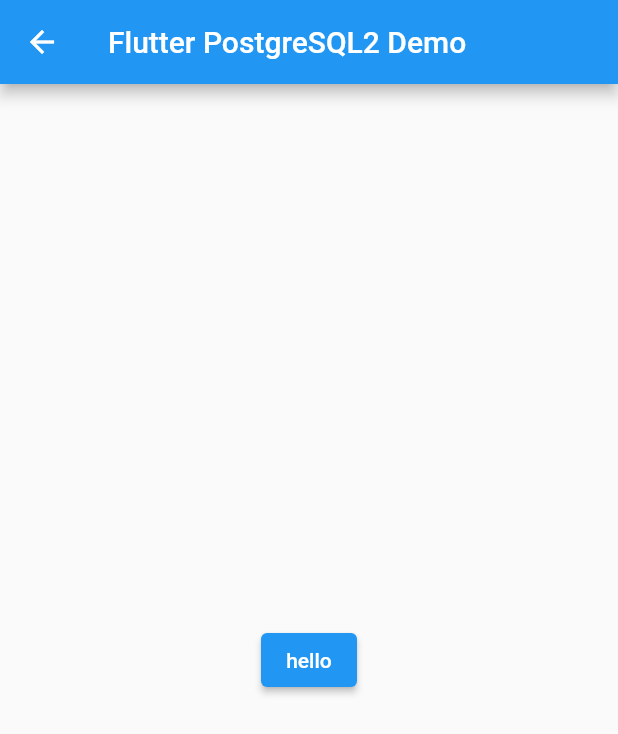
After one commit to jschan0911/sensorUsingFlutter, a Flutter app: the screen it shows after launch, after a tap on "Postgres", on a phone screen of 412 x 824 dp. The commit adds this screen. Shown: the top 734 px of the screen. Run offline on Flutter 3.47's test engine with Material 2 defaults, Android fonts, the phone set to English and light mode, and no system bars; our stand-ins replace sensors; missing offline and left inert: postgres, postgresql2, qr_code_scanner.

Commit message:
feat: postgre 데이터베이스 접근 기능 추가 (실제 구동 확인)

```diff
--- a/lib/getAllSensor.dart
+++ b/lib/getAllSensor.dart
@@ -5,6 +5,7 @@
 import 'package:sensors_example/mapPage.dart';
 import 'package:sensors_example/pointMapPage.dart';
 import 'package:sensors_example/postgreTest.dart';
+import 'package:sensors_example/postgres.dart';
 import 'package:sensors_example/qrPage.dart';
 import 'package:sensors_example/yaw.dart';
 
@@ -157,6 +158,15 @@
                 },
                 child: Text("PostgreSQL")
             ),
+            Divider(),
+            TextButton(
+                onPressed: () {
+                  Navigator.of(context).push(
+                      MaterialPageRoute(builder: (context) => PostgresPage())
+                  );
+                },
+                child: Text("Postgres")
+            ),
           ],
         ),
       )
--- /dev/null
+++ b/lib/postgres.dart
@@ -0,0 +1,52 @@
+import 'package:flutter/material.dart';
+import 'package:postgres/postgres.dart';
+
+class PostgresPage extends StatefulWidget {
+  const PostgresPage({Key? key}) : super(key: key);
+
+  @override
+  State<PostgresPage> createState() => _PostgresPageState();
+}
+
+class _PostgresPageState extends State<PostgresPage> {
+  String text = "hello";
+
+  final String _host = 'database-1.crpiyfwnulnt.ap-northeast-2.rds.amazonaws.com';
+  final int _port = 5432;
+  final String _username = 'postgres';
+  final String _password = 'Soie1003!';
+  final String _databaseName = 'indoor_navi_DB';
+
+  void ExecuteQuery(query) async {
+    PostgreSQLConnection connection = PostgreSQLConnection(_host, _port, _databaseName, username: _username, password: _password);
+    await connection.open();
+
+    List<List<dynamic>> results = await connection.query(query);
+    String _text = results[0][1];
+    print(results);
+    print(_text);
+
+    //이 부분 블로깅하자 setState를 안 해서 반영이 안 되는 문제 많이 겪었어 ㅎㅎ
+    setState(() {
+      text = _text;
+    });
+  }
+
+  @override
+  Widget build(BuildContext context) {
+    return Scaffold(
+      appBar: AppBar(
+        title: Text('Flutter PostgreSQL2 Demo'),
+      ),
+      body: Center(
+        child: ElevatedButton(
+          child: Text(text),
+          onPressed: () {
+            String query = 'SELECT * FROM account_test';
+            ExecuteQuery(query);
+          },
+        ),
+      ),
+    );
+  }
+}
--- a/pubspec.yaml
+++ b/pubspec.yaml
@@ -39,6 +39,7 @@
   camera: ^0.10.4
   qr_code_scanner: ^1.0.1
   postgresql2: ^1.0.4
+  postgres: ^2.6.1
 
 dev_dependencies:
   flutter_test:
```
Also changed, not shown: pubspec.lock.
